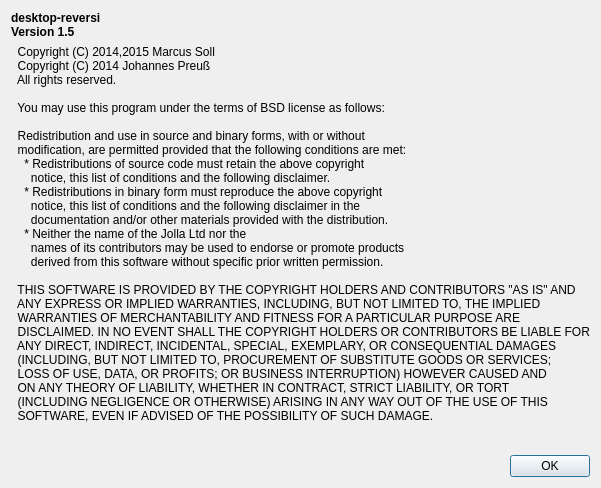
Qt form src/ui/about.ui (Top-Ranger/desktop-reversi) before a commit.
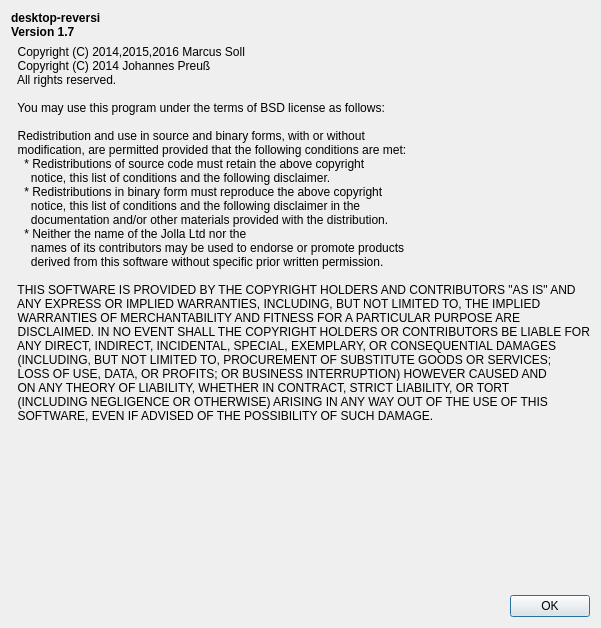
The same form after that commit. Icons and pictures are not drawn.

What changed in the file:
```diff
--- a/src/ui/about.ui
+++ b/src/ui/about.ui
@@ -6,8 +6,8 @@
    <rect>
     <x>0</x>
     <y>0</y>
-    <width>563</width>
-    <height>488</height>
+    <width>593</width>
+    <height>628</height>
    </rect>
   </property>
   <property name="sizePolicy">
@@ -34,14 +34,14 @@
      </property>
      <property name="text">
       <string>desktop-reversi
-Version 1.5</string>
+Version 1.7</string>
      </property>
     </widget>
    </item>
    <item>
     <widget class="QLabel" name="label">
      <property name="text">
-      <string>  Copyright (C) 2014,2015 Marcus Soll
+      <string>  Copyright (C) 2014,2015,2016 Marcus Soll
   Copyright (C) 2014 Johannes Preuß
   All rights reserved.
 
```
